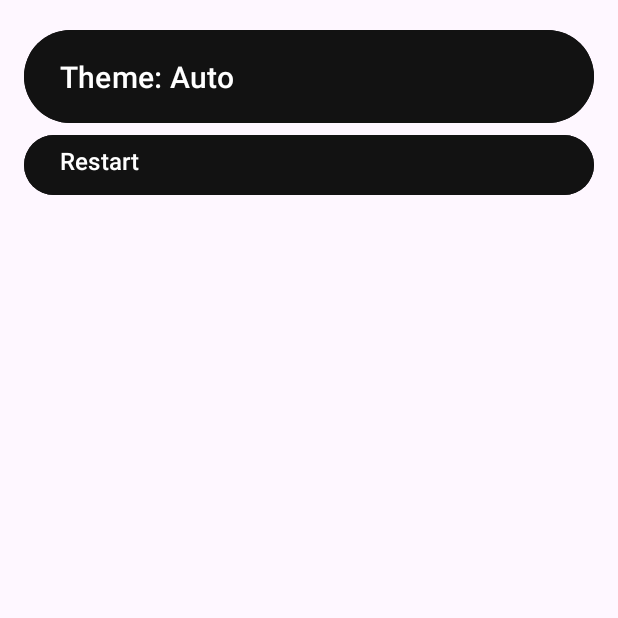
After one commit to klon03/MineblockGO, an Android app: the Settings screen opened directly, with no data from a screen before it, on a phone screen of 412 x 824 dp, the top half of it. The commit adds this screen. Run offline under Robolectric (Android 15) with nearby library versions, the phone set to English and light mode, and no system bars.

Commit message:
Ustawienia v1

```diff
--- a/app/build.gradle.kts
+++ b/app/build.gradle.kts
@@ -11,7 +11,7 @@ android {
     defaultConfig {
         applicationId = "com.example.mineblockgo"
         minSdk = 28
-        targetSdk = 33
+        targetSdk = 34
         versionCode = 1
         versionName = "1.0"
 
@@ -45,9 +45,11 @@ dependencies {
     implementation("androidx.appcompat:appcompat:1.6.1")
     implementation("com.google.android.material:material:1.10.0")
     implementation("androidx.constraintlayout:constraintlayout:2.1.4")
+    implementation("androidx.lifecycle:lifecycle-runtime-ktx:2.3.1'")
     implementation("com.google.android.gms:play-services-maps:18.1.0")
     implementation("com.google.android.gms:play-services-location:18.0.0")
     testImplementation("junit:junit:4.13.2")
     androidTestImplementation("androidx.test.ext:junit:1.1.5")
     androidTestImplementation("androidx.test.espresso:espresso-core:3.5.1")
+
 }
--- a/app/src/main/AndroidManifest.xml
+++ b/app/src/main/AndroidManifest.xml
@@ -22,9 +22,9 @@
             android:name=".CombatActivity"
             android:exported="false" />
 
-        <activity
-            android:name=".ChestActivity"
-            android:exported="false" />
+        <activity android:name=".Settings">
+        </activity>
+
 
         <meta-data
             android:name="com.google.android.geo.API_KEY"
--- a/app/src/main/java/com/example/mineblockgo/App.kt
+++ b/app/src/main/java/com/example/mineblockgo/App.kt
@@ -1,10 +1,13 @@
 package com.example.mineblockgo
 
 import android.app.Application
+import androidx.appcompat.app.AppCompatDelegate
 
 class App : Application() {
     override fun onCreate() {
         super.onCreate()
         DatabaseManager.initialize(this)
+        val sharedPreferenceManger = SharedPreferenceManger(this)
+        AppCompatDelegate.setDefaultNightMode(sharedPreferenceManger.themeFlag[sharedPreferenceManger.theme])
     }
 }
--- a/app/src/main/java/com/example/mineblockgo/MapActivity.kt
+++ b/app/src/main/java/com/example/mineblockgo/MapActivity.kt
@@ -10,6 +10,7 @@ import androidx.appcompat.app.AppCompatActivity
 import android.os.Bundle
 import android.widget.FrameLayout
 import android.widget.ImageButton
+import android.content.Intent
 
 import com.google.android.gms.maps.CameraUpdateFactory
 import com.google.android.gms.maps.GoogleMap
@@ -71,8 +72,11 @@ class MapActivity : AppCompatActivity(), OnMapReadyCallback {
         }
 
         settingsBtn.setOnClickListener {
-            // TODO
+            val settingsIntent = Intent(this, Settings::class.java)
+            startActivity(settingsIntent)
         }
+
+
 
         val mapFragment = supportFragmentManager.findFragmentById(R.id.mapFragment) as SupportMapFragment
         mapFragment.getMapAsync(this)
--- /dev/null
+++ b/app/src/main/java/com/example/mineblockgo/Settings.kt
@@ -0,0 +1,51 @@
+package com.example.mineblockgo
+
+import androidx.appcompat.app.AppCompatActivity
+import android.os.Bundle
+import android.widget.Button
+import android.widget.Toast
+import androidx.appcompat.app.AppCompatDelegate
+import com.google.android.material.dialog.MaterialAlertDialogBuilder
+
+class Settings : AppCompatActivity() {
+
+    private val themeTitleList = arrayOf("Light", "Dark", "Auto")
+    private lateinit var restart: Button
+
+    override fun onCreate(savedInstanceState: Bundle?) {
+        super.onCreate(savedInstanceState)
+
+        setContentView(R.layout.activity_settings)
+
+        val changeThemeBtn = findViewById<Button>(R.id.changeThemeBtn)
+        restart = findViewById(R.id.restartBtn)
+
+
+        val sharedPreferenceManger = SharedPreferenceManger(this)
+        var checkedTheme = sharedPreferenceManger.theme
+        changeThemeBtn.text = "Theme: ${themeTitleList[sharedPreferenceManger.theme]}"
+
+        val themeDialog = MaterialAlertDialogBuilder(this)
+            .setTitle("Theme")
+            .setPositiveButton("Ok") { _, _ ->
+                sharedPreferenceManger.theme = checkedTheme
+                AppCompatDelegate.setDefaultNightMode(sharedPreferenceManger.themeFlag[checkedTheme])
+                changeThemeBtn.text = "Theme: ${themeTitleList[sharedPreferenceManger.theme]}"
+            }
+            .setSingleChoiceItems(themeTitleList, checkedTheme) { _, which ->
+                checkedTheme = which
+            }
+            .setCancelable(false)
+
+        changeThemeBtn.setOnClickListener {
+            themeDialog.show()
+        }
+
+        restart.setOnClickListener {
+            finish()
+            startActivity(intent)
+            overridePendingTransition(0, 0)
+            Toast.makeText(this, "App has been reset", Toast.LENGTH_LONG).show()
+        }
+    }
+}
--- /dev/null
+++ b/app/src/main/java/com/example/mineblockgo/SharedPreferenceManager.kt
@@ -0,0 +1,28 @@
+package com.example.mineblockgo
+
+import android.content.Context
+import android.content.Context.MODE_PRIVATE
+import androidx.appcompat.app.AppCompatDelegate
+
+class SharedPreferenceManger(context: Context) {
+    private val preference = context.getSharedPreferences(
+        context.packageName,
+        MODE_PRIVATE
+    )
+    private val editor = preference.edit()
+
+    private val keyTheme = "theme"
+
+    var theme
+        get() = preference.getInt(keyTheme, 2)
+        set(value) {
+            editor.putInt(keyTheme, value)
+            editor.commit()
+        }
+
+    val themeFlag = arrayOf(
+        AppCompatDelegate.MODE_NIGHT_NO,
+        AppCompatDelegate.MODE_NIGHT_YES,
+        AppCompatDelegate.MODE_NIGHT_FOLLOW_SYSTEM
+    )
+}
--- /dev/null
+++ b/app/src/main/res/layout/activity_settings.xml
@@ -0,0 +1,32 @@
+<?xml version="1.0" encoding="utf-8"?>
+<RelativeLayout xmlns:android="http://schemas.android.com/apk/res/android"
+    xmlns:tools="http://schemas.android.com/tools"
+    android:layout_width="match_parent"
+    android:layout_height="wrap_content"
+    android:padding="16dp"
+    tools:context=".Settings">
+
+
+
+    <Button
+        android:id="@+id/changeThemeBtn"
+        style="@style/buttonStyle"
+        android:layout_width="match_parent"
+        android:layout_height="70dp"
+        android:gravity="center_vertical"
+        android:text="Theme"
+        android:textAllCaps="false"
+        android:textSize="20sp" />
+
+    <Button
+        android:id="@+id/restartBtn"
+        style="@style/buttonStyle"
+        android:layout_width="match_parent"
+        android:layout_height="wrap_content"
+        android:layout_below="@id/changeThemeBtn"
+        android:gravity="start"
+        android:text="Restart"
+        android:textAllCaps="false"
+        android:textSize="16sp" />
+
+</RelativeLayout>
--- a/app/src/main/res/values-night/themes.xml
+++ b/app/src/main/res/values-night/themes.xml
@@ -3,5 +3,20 @@
     <style name="Base.Theme.MineblockGO" parent="Theme.Material3.DayNight.NoActionBar">
         <!-- Customize your dark theme here. -->
         <!-- <item name="colorPrimary">@color/my_dark_primary</item> -->
+        <item name="android:statusBarColor">?attr/colorPrimaryVariant</item>
     </style>
+
+    <style name="TextViewStyle">
+        <item name="android:textColor">@color/white</item>
+        <item name="android:background">@color/purple</item>
+        <item name="android:textStyle">bold</item>
+        <item name="android:textSize">30sp</item>
+    </style>
+
+    <style name="buttonStyle">
+        <item name="android:textColor">@color/dark</item>
+        <item name="android:backgroundTint">@color/white</item>
+    </style>
+
+
 </resources>
--- a/app/src/main/res/values/colors.xml
+++ b/app/src/main/res/values/colors.xml
@@ -5,4 +5,7 @@
     <color name="mainButtonFight">#ff4a4a</color>
     <color name="mainButtonChest">#fffcd6</color>
     <color name="mainButtonShop">#4eba4e</color>
+    <color name="dark">#121212</color>
+    <color name="purple">#BB86FC</color>
+    <color name="darkpurple">#FF3700B3</color>
 </resources>
--- a/app/src/main/res/values/themes.xml
+++ b/app/src/main/res/values/themes.xml
@@ -3,7 +3,20 @@
     <style name="Base.Theme.MineblockGO" parent="Theme.Material3.DayNight.NoActionBar">
         <!-- Customize your light theme here. -->
         <!-- <item name="colorPrimary">@color/my_light_primary</item> -->
+        <item name="android:statusBarColor">?attr/colorPrimaryVariant</item>
     </style>
 
     <style name="Theme.MineblockGO" parent="Base.Theme.MineblockGO" />
+
+    <style name="TextViewStyle">
+        <item name="android:textColor">@color/dark</item>
+        <item name="android:background">@color/purple</item>
+        <item name="android:textStyle">bold</item>
+        <item name="android:textSize">30sp</item>
+    </style>
+
+    <style name="buttonStyle">
+        <item name="android:textColor">@color/white</item>
+        <item name="android:backgroundTint">@color/dark</item>
+    </style>
 </resources>
```
Also changed, not shown: app/src/main/java/com/example/mineblockgo/ChestActivity.kt (deleted, +0 -62 lines), app/src/main/java/com/example/mineblockgo/DatabaseHelper.kt (+0 -31 lines), app/src/main/java/com/example/mineblockgo/LocationManager.kt (+1 -6 lines), app/src/main/res/layout/activity_chest.xml (deleted, +0 -85 lines).
